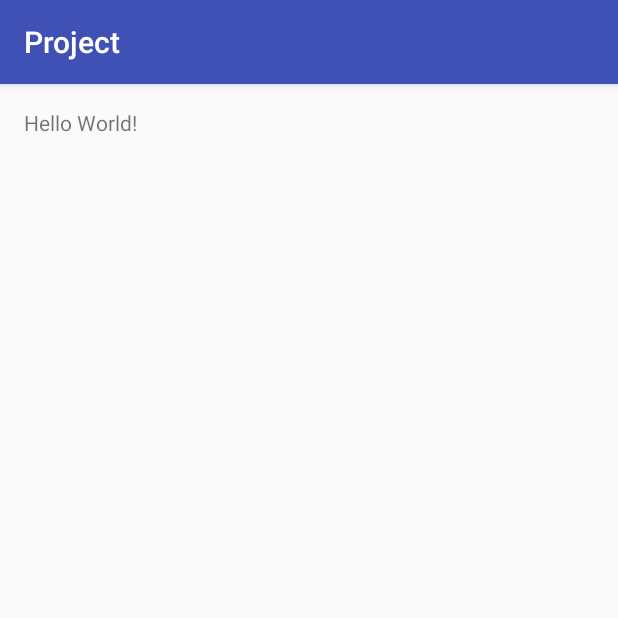
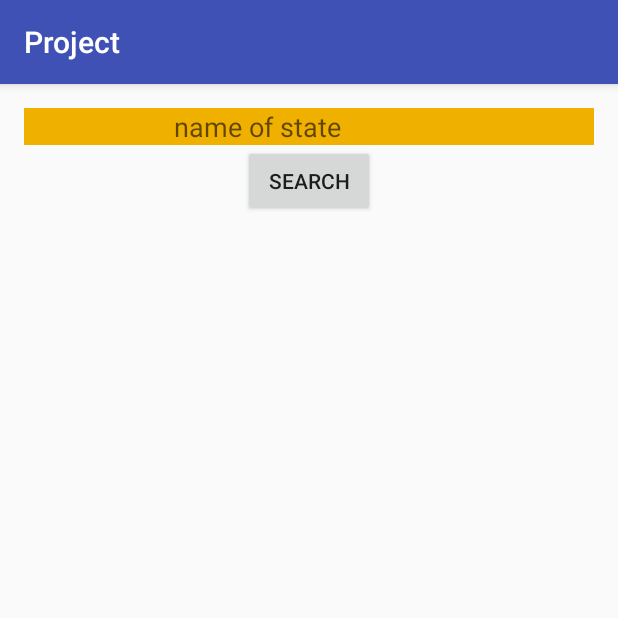
Before and after one commit to nsashi/MedHub-Android-Application, an Android app: the screen it shows after launch (MainActivity), on a phone screen of 412 x 824 dp, the top half of it. Run offline under Robolectric (Android 15) with nearby library versions, the phone set to English and light mode, and no system bars.

Commit message:
edittext and search_button

```diff
--- a/app/src/main/res/layout/activity_main.xml
+++ b/app/src/main/res/layout/activity_main.xml
@@ -1,17 +1,33 @@
 <?xml version="1.0" encoding="utf-8"?>
-<RelativeLayout xmlns:android="http://schemas.android.com/apk/res/android"
+<LinearLayout xmlns:android="http://schemas.android.com/apk/res/android"
     xmlns:tools="http://schemas.android.com/tools"
     android:id="@+id/activity_main"
     android:layout_width="match_parent"
     android:layout_height="match_parent"
+    android:orientation="vertical"
     android:paddingBottom="@dimen/activity_vertical_margin"
     android:paddingLeft="@dimen/activity_horizontal_margin"
     android:paddingRight="@dimen/activity_horizontal_margin"
     android:paddingTop="@dimen/activity_vertical_margin"
-    tools:context="com.gmail.kgec.project.MainActivity">
-
-    <TextView
+    tools:context="medproject.practice.demo.medproject.MainActivity"
+    android:weightSum="1">
+    <EditText
+        android:layout_width="match_parent"
+        android:layout_height="wrap_content"
+        android:hint="name of state"
+        android:paddingLeft="100dp"
+        android:background="#f0b000"
+        android:textColor="#b00f00"
+        android:layout_gravity="center_horizontal"
+        android:id="@+id/edit1"
+         />
+    <Button
         android:layout_width="wrap_content"
         android:layout_height="wrap_content"
-        android:text="Hello World!" />
-</RelativeLayout>
+        android:text="search"
+        android:layout_gravity="center"
+        android:onClick="sc1"/>
+
+
+
+</LinearLayout>
```
